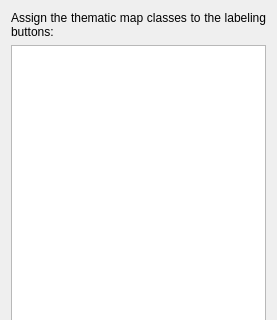
Old version of the form ui/labeling_thematic_raster_classes.ui in the repository SMByC/AcATaMa; both pictures show x 0 to 277 and y 0 to 320 of the 277 by 574 pixel window.
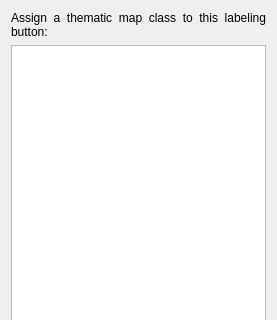
New version of the form.

Diff of the .ui file:
```diff
--- a/ui/labeling_thematic_raster_classes.ui
+++ b/ui/labeling_thematic_raster_classes.ui
@@ -22,7 +22,7 @@
       </font>
      </property>
      <property name="text">
-      <string>Assign the thematic map classes to the labeling buttons:</string>
+      <string>Assign a thematic map class to this labeling button:</string>
      </property>
      <property name="alignment">
       <set>Qt::AlignJustify|Qt::AlignVCenter</set>
```
